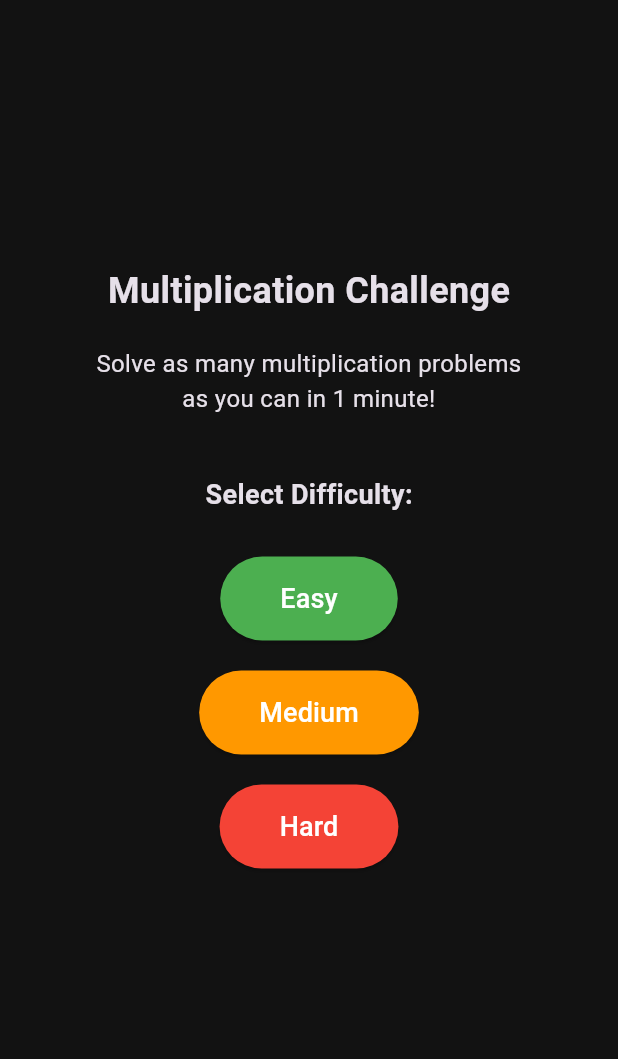
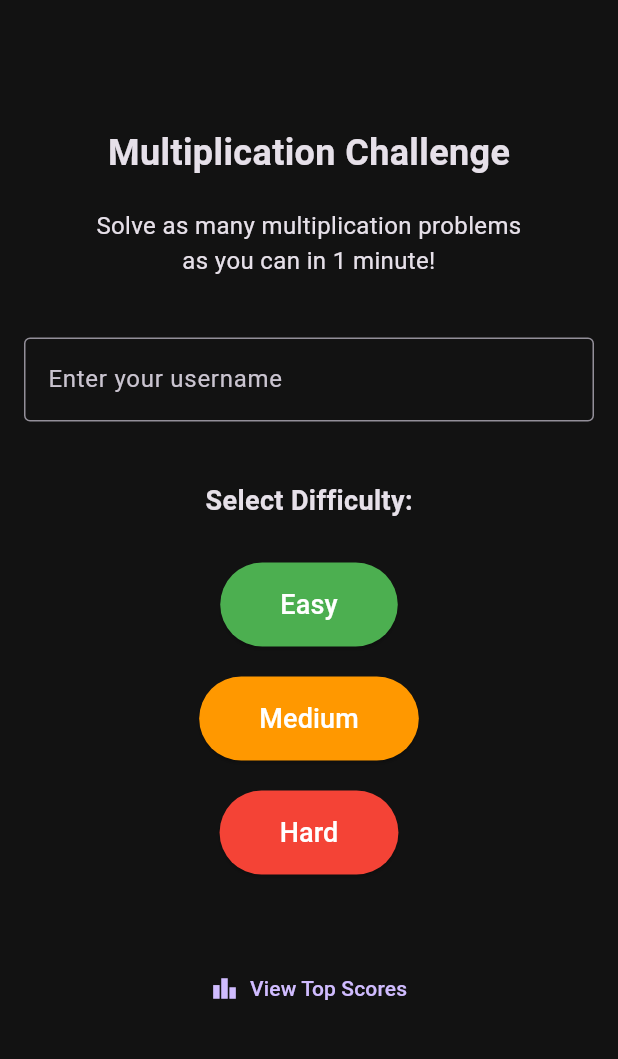
Before and after one commit to szels/multiplication-game, a Flutter app: the screen it shows after launch, on a phone screen of 412 x 824 dp, the part 84-1143 px from its top. Run offline on Flutter 3.47's test engine with Material 3 defaults, Android fonts, the phone set to English and light mode, and no system bars; our stand-ins replace shared_preferences.

```diff
--- /dev/null
+++ b/lib/models/user.dart
@@ -0,0 +1,19 @@
+class User {
+  final String username;
+  final DateTime timestamp;
+
+  User({
+    required this.username,
+    DateTime? timestamp,
+  }) : timestamp = timestamp ?? DateTime.now();
+
+  Map<String, dynamic> toJson() => {
+    'username': username,
+    'timestamp': timestamp.toIso8601String(),
+  };
+
+  factory User.fromJson(Map<String, dynamic> json) => User(
+    username: json['username'] as String,
+    timestamp: DateTime.parse(json['timestamp'] as String),
+  );
+}
--- a/lib/screens/game_screen.dart
+++ b/lib/screens/game_screen.dart
@@ -3,14 +3,17 @@ import 'dart:math';
 import 'package:flutter/material.dart';
 import '../models/high_score.dart';
 import '../models/difficulty.dart';
+import '../models/user.dart';
 import 'home_screen.dart';
 
 class GameScreen extends StatefulWidget {
   final Difficulty difficulty;
+  final User user;
 
   const GameScreen({
     super.key,
     required this.difficulty,
+    required this.user,
   });
 
   @override
@@ -80,7 +83,7 @@ class _GameScreenState extends State<GameScreen> {
     setState(() {
       _isGameOver = true;
     });
-    HighScore.saveHighScore(widget.difficulty, _score);
+    HighScore.saveHighScore(widget.difficulty, _score, widget.user);
   }
 
   @override
--- a/lib/screens/home_screen.dart
+++ b/lib/screens/home_screen.dart
@@ -1,12 +1,47 @@
 import 'package:flutter/material.dart';
 import 'package:provider/provider.dart';
 import 'game_screen.dart';
+import 'top_scores_screen.dart';
 import '../models/high_score.dart';
 import '../models/difficulty.dart';
+import '../models/user.dart';
 import '../providers/theme_provider.dart';
 
-class HomeScreen extends StatelessWidget {
+class HomeScreen extends StatefulWidget {
   const HomeScreen({super.key});
+
+  @override
+  State<HomeScreen> createState() => _HomeScreenState();
+}
+
+class _HomeScreenState extends State<HomeScreen> {
+  final _usernameController = TextEditingController();
+  String? _username;
+
+  @override
+  void dispose() {
+    _usernameController.dispose();
+    super.dispose();
+  }
+
+  void _startGame(Difficulty difficulty) {
+    if (_username == null || _username!.isEmpty) {
+      ScaffoldMessenger.of(context).showSnackBar(
+        const SnackBar(content: Text('Please enter your username')),
+      );
+      return;
+    }
+
+    Navigator.pushReplacement(
+      context,
+      MaterialPageRoute(
+        builder: (context) => GameScreen(
+          difficulty: difficulty,
+          user: User(username: _username!),
+        ),
+      ),
+    );
+  }
 
   @override
   Widget build(BuildContext context) {
@@ -30,6 +65,8 @@ class HomeScreen extends StatelessWidget {
         ],
       ),
       body: Center(
+        child: SingleChildScrollView(
+          padding: const EdgeInsets.all(16.0),
           child: Column(
             mainAxisAlignment: MainAxisAlignment.center,
             children: [
@@ -47,6 +84,18 @@ class HomeScreen extends StatelessWidget {
                 style: TextStyle(fontSize: 16),
               ),
               const SizedBox(height: 40),
+              SizedBox(
+                width: 500,
+                child: TextField(
+                  controller: _usernameController,
+                  decoration: const InputDecoration(
+                    labelText: 'Enter your username',
+                    border: OutlineInputBorder(),
+                  ),
+                  onChanged: (value) => setState(() => _username = value),
+                ),
+              ),
+              const SizedBox(height: 40),
               const Text(
                 'Select Difficulty:',
                 style: TextStyle(
@@ -60,14 +109,7 @@ class HomeScreen extends StatelessWidget {
                 child: Column(
                   children: [
                     ElevatedButton(
-                    onPressed: () {
-                      Navigator.pushReplacement(
-                        context,
-                        MaterialPageRoute(
-                          builder: (context) => GameScreen(difficulty: difficulty),
-                        ),
-                      );
-                    },
+                      onPressed: () => _startGame(difficulty),
                       style: ElevatedButton.styleFrom(
                         padding: const EdgeInsets.symmetric(horizontal: 40, vertical: 15),
                         backgroundColor: _getDifficultyColor(difficulty),
@@ -97,7 +139,24 @@ class HomeScreen extends StatelessWidget {
                   ],
                 ),
               )).toList(),
+              const SizedBox(height: 40),
+              Center(
+                child: TextButton.icon(
+                  onPressed: () {
+                    Navigator.push(
+                      context,
+                      MaterialPageRoute(builder: (context) => const TopScoresScreen()),
+                    );
+                  },
+                  icon: const Icon(Icons.leaderboard),
+                  label: const Text('View Top Scores'),
+                  style: TextButton.styleFrom(
+                    padding: const EdgeInsets.symmetric(horizontal: 24, vertical: 12),
+                  ),
+                ),
+              ),
             ],
+          ),
         ),
       ),
     );
```
Also changed, not shown: lib/models/high_score.dart (+35 -1 lines), lib/screens/top_scores_screen.dart (added, +100 -0 lines), 3 other files. Lines whose indentation alone changed are shown as unchanged.
